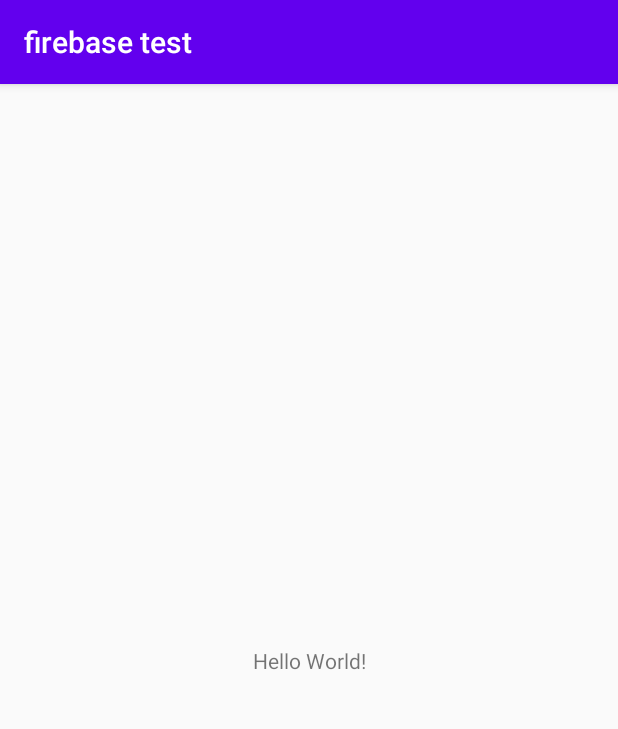
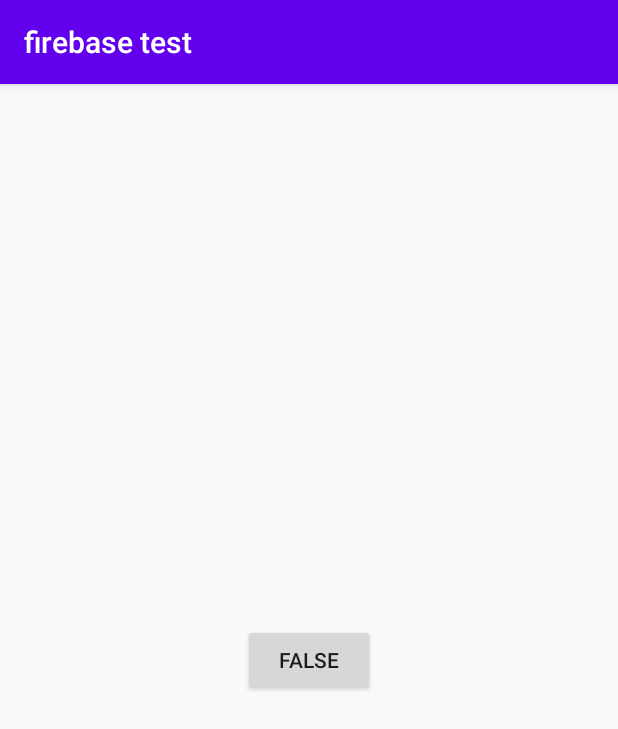
Before and after one commit to Ege-D/large-bunny-cat-thing, an Android app: the screen it shows after launch (MainActivity), on a phone screen of 412 x 824 dp. Shown: the top 729 px of the screen. Run offline under Robolectric (Android 15) with nearby library versions, the phone set to English and light mode, and no system bars; 4 statements that could not run were skipped.

Commit message:
button text

```diff
--- a/app/build.gradle
+++ b/app/build.gradle
@@ -32,8 +32,11 @@ dependencies {
     implementation 'androidx.core:core-ktx:1.3.0'
     implementation 'androidx.appcompat:appcompat:1.1.0'
     implementation 'androidx.constraintlayout:constraintlayout:1.1.3'
+    implementation 'com.google.firebase:firebase-config-ktx:19.1.4'
+    implementation 'com.google.firebase:firebase-analytics-ktx:17.4.3'
     testImplementation 'junit:junit:4.12'
     androidTestImplementation 'androidx.test.ext:junit:1.1.1'
     androidTestImplementation 'androidx.test.espresso:espresso-core:3.2.0'
 
+
 }
--- a/app/src/main/java/com/ege/firebasetest/MainActivity.kt
+++ b/app/src/main/java/com/ege/firebasetest/MainActivity.kt
@@ -2,10 +2,30 @@ package com.ege.firebasetest
 
 import androidx.appcompat.app.AppCompatActivity
 import android.os.Bundle
+import android.view.View
+import com.google.firebase.ktx.Firebase
+import com.google.firebase.remoteconfig.FirebaseRemoteConfig
+import com.google.firebase.remoteconfig.ktx.remoteConfig
+import com.google.firebase.remoteconfig.ktx.remoteConfigSettings
+import kotlinx.android.synthetic.main.activity_main.*
 
 class MainActivity : AppCompatActivity() {
+    private lateinit var remoteConfig: FirebaseRemoteConfig
+
     override fun onCreate(savedInstanceState: Bundle?) {
         super.onCreate(savedInstanceState)
         setContentView(R.layout.activity_main)
+        remoteConfig = Firebase.remoteConfig
+        val configSettings = remoteConfigSettings {
+            minimumFetchIntervalInSeconds = 3600
+        }
+        remoteConfig.setConfigSettingsAsync(configSettings)
+        remoteConfig.setDefaultsAsync(R.xml.remote_config_defaults)
     }
+
+    fun buttonClicked(view: View) {
+        button.text = remoteConfig.getString("test_success")
+    }
+
+
 }
--- a/app/src/main/res/layout/activity_main.xml
+++ b/app/src/main/res/layout/activity_main.xml
@@ -6,13 +6,14 @@
     android:layout_height="match_parent"
     tools:context=".MainActivity">
 
-    <TextView
+    <Button
+        android:id="@+id/button"
         android:layout_width="wrap_content"
         android:layout_height="wrap_content"
-        android:text="Hello World!"
+        android:onClick="buttonClicked"
+        android:text="false"
         app:layout_constraintBottom_toBottomOf="parent"
-        app:layout_constraintLeft_toLeftOf="parent"
-        app:layout_constraintRight_toRightOf="parent"
+        app:layout_constraintEnd_toEndOf="parent"
+        app:layout_constraintStart_toStartOf="parent"
         app:layout_constraintTop_toTopOf="parent" />
-
 </androidx.constraintlayout.widget.ConstraintLayout>
--- /dev/null
+++ b/app/src/main/res/xml/remote_config_defaults.xml
@@ -0,0 +1,21 @@
+<?xml version="1.0" encoding="utf-8"?>
+<!-- START xml_defaults -->
+<defaultsMap>
+    <entry>
+        <key>loading_phrase</key>
+        <value>Fetching config…</value>
+    </entry>
+    <entry>
+        <key>welcome_message_caps</key>
+        <value>false</value>
+    </entry>
+    <entry>
+        <key>welcome_message</key>
+        <value>Welcome to my awesome app!</value>
+    </entry>
+    <entry>
+        <key>test_success</key>
+        <value>false</value>
+    </entry>
+</defaultsMap>
+    <!-- END xml_defaults -->
```
Also changed, not shown: 2 other files.
